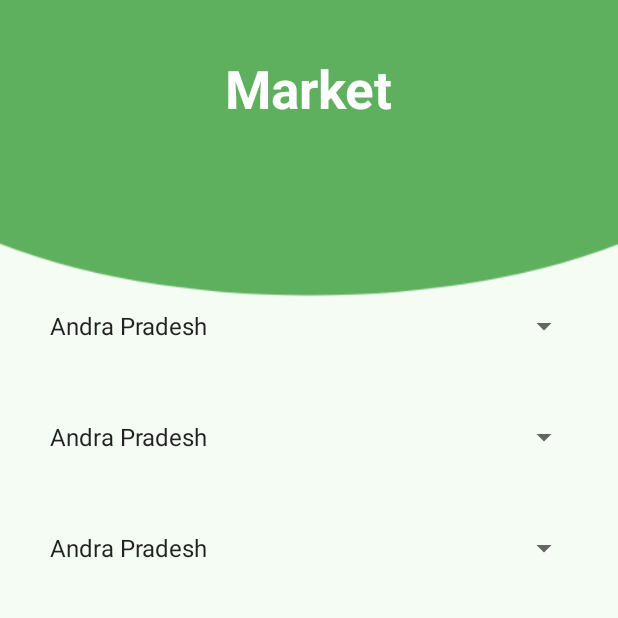
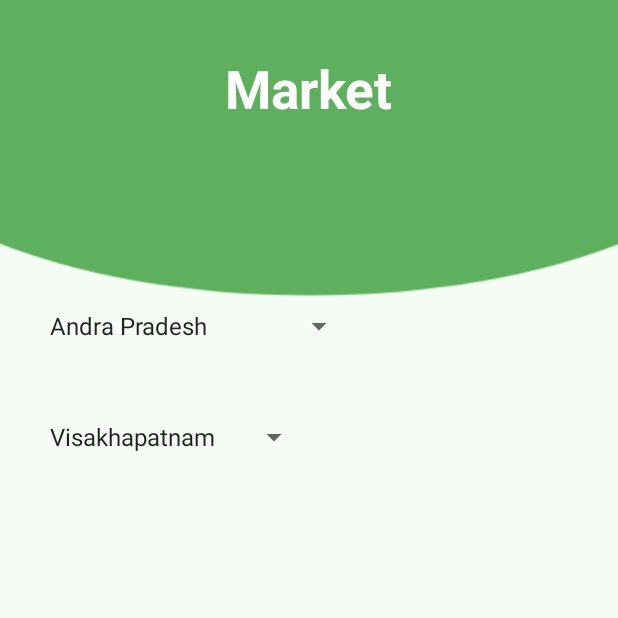
Before and after one commit to navinbsharma/AgriMitra, an Android app: the MarketActivity screen opened directly, with no data from a screen before it, on a phone screen of 412 x 824 dp, the top half of it. Run offline under Robolectric (Android 15) with nearby library versions, the phone set to English and light mode, and no system bars.

Commit message:
upadates done

```diff
--- a/app/src/main/res/layout/activity_market.xml
+++ b/app/src/main/res/layout/activity_market.xml
@@ -25,7 +25,7 @@
             android:layout_height="wrap_content" />
     </RelativeLayout>
     <LinearLayout
-        android:layout_width="match_parent"
+        android:layout_width="wrap_content"
         android:layout_height="wrap_content"
         android:orientation="vertical"
         android:layout_marginTop="180dp">
@@ -33,7 +33,7 @@
 
         <Spinner
             android:id="@+id/sipnner_state"
-            android:layout_width="match_parent"
+            android:layout_width="wrap_content"
             android:layout_height="wrap_content"
             android:entries="@array/states">
         </Spinner>
@@ -43,18 +43,13 @@
 
         <Spinner
             android:id="@+id/spinner_city"
-            android:layout_width="match_parent"
-            android:layout_height="match_parent"
-            android:entries="@array/states" />
+            android:layout_width="wrap_content"
+            android:layout_height="wrap_content"
+            android:entries="@array/Andra_Pradesh" />
         <Space
             android:layout_width="wrap_content"
             android:layout_height="50dp" />
-        <Spinner
-            android:id="@+id/spinner_district"
-            android:layout_width="match_parent"
-            android:layout_height="wrap_content"
-            android:entries="@array/states"
-            />
+
 
     </LinearLayout>
 <LinearLayout
--- a/app/src/main/res/layout/activity_signup.xml
+++ b/app/src/main/res/layout/activity_signup.xml
@@ -38,7 +38,7 @@
             app:layout_constraintStart_toStartOf="@+id/guideline_left"
             app:layout_constraintTop_toTopOf="parent" />
 
-        <EditText
+        <TextView
             android:id="@+id/username"
             android:layout_width="0dp"
             android:layout_height="wrap_content"
@@ -51,7 +51,7 @@
             app:layout_constraintStart_toStartOf="@id/guideline_left"
             app:layout_constraintTop_toBottomOf="@+id/icon" />
 
-        <EditText
+        <TextView
             android:id="@+id/phone"
             android:layout_width="0dp"
             android:layout_height="wrap_content"
@@ -64,7 +64,7 @@
             app:layout_constraintStart_toStartOf="@id/guideline_left"
             app:layout_constraintTop_toBottomOf="@+id/username" />
 
-        <EditText
+        <TextView
             android:id="@+id/adhar"
             android:layout_width="0dp"
             android:layout_height="wrap_content"
@@ -77,7 +77,7 @@
             app:layout_constraintStart_toStartOf="@id/guideline_left"
             app:layout_constraintTop_toBottomOf="@+id/phone" />
 
-        <EditText
+        <TextView
             android:id="@+id/mpin"
             android:layout_width="0dp"
             android:layout_height="wrap_content"
@@ -91,7 +91,7 @@
             app:layout_constraintStart_toStartOf="@id/guideline_left"
             app:layout_constraintTop_toBottomOf="@+id/adhar" />
 
-        <EditText
+        <TextView
             android:id="@+id/confirm_pin"
             android:layout_width="0dp"
             android:layout_height="wrap_content"
--- a/app/src/main/res/values/strings.xml
+++ b/app/src/main/res/values/strings.xml
@@ -70,4 +70,25 @@
         <item>West Bengal</item>
     </string-array>
 
+    <string-array name="Andra_Pradesh">
+        <item>Visakhapatnam</item>
+        <item>Chittoor</item>
+        <item>Vijaywada</item>
+        <item>Amaravati</item>
+        <item>Tirupati</item>
+        <item>Nagarjuna Sagar</item>
+        <item>Nellore</item>
+        <item>Nagarjunakonda</item>
+        <item>Puttaparthi</item>
+        <item>Lepakshi</item>
+        <item>Guntur</item>
+        <item>Adoni</item>
+        <item>Anantapur</item>
+        <item>Cuddapah</item>
+        <item>Eluru</item>
+        <item>Kothagudem</item>
+        <item>Kurnool</item>
+        <item>Srikakulam</item>
+    </string-array>
+
 </resources>
```
